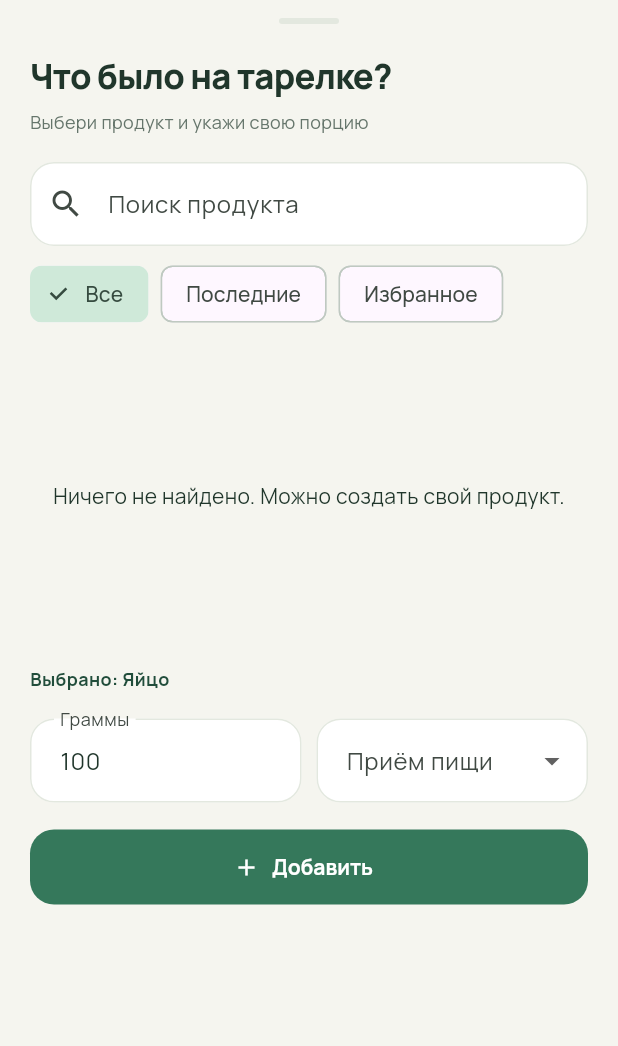
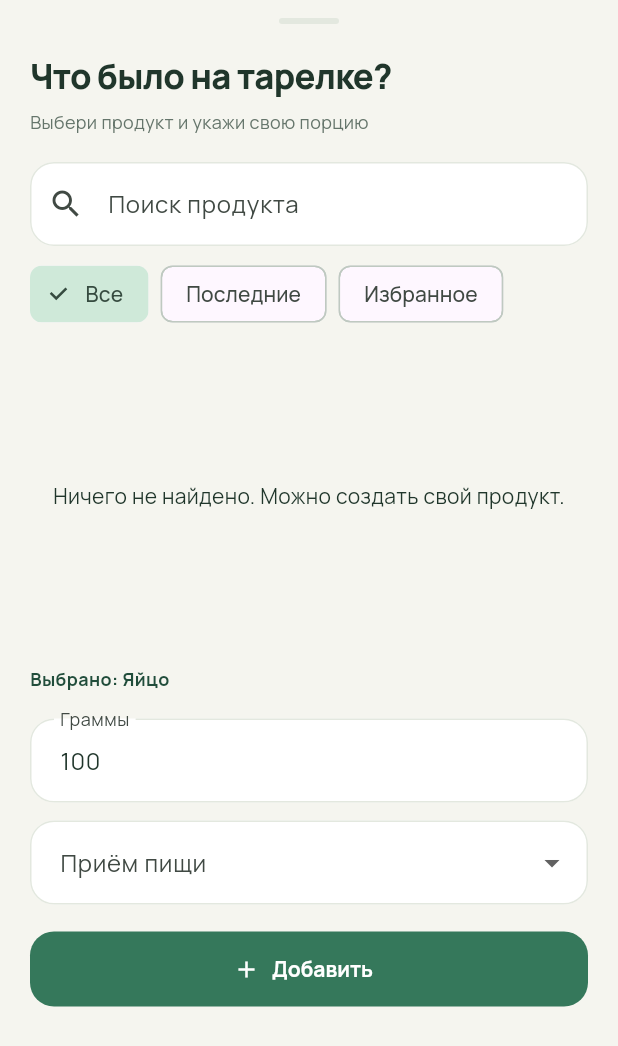
Before and after one commit to konovalovm7k-cloud/fitlife, a Flutter app: the _FoodEntrySheet widget shown alone on an empty page, opened directly with sample values from the repository, on a phone screen of 412 x 824 dp. Shown: the top 1046 px of the screen. Run offline on Flutter 3.47's test engine with Material 3 defaults, Android fonts, the phone set to English and light mode, and no system bars; our stand-ins replace flutter_secure_storage, image_picker, shared_preferences; accounts and stored records are empty.

Commit message:
fix: keep portion fields readable on narrow screens and large text

```diff
--- a/lib/modern_app.dart
+++ b/lib/modern_app.dart
@@ -1746,11 +1746,9 @@ class _FoodEntrySheetState extends State<_FoodEntrySheet> {
               ),
             ),
           const SizedBox(height: 8),
-          Row(
-            crossAxisAlignment: CrossAxisAlignment.start,
-            children: [
-              Expanded(
-                child: TextField(
+          LayoutBuilder(
+            builder: (context, constraints) {
+              final grams = TextField(
                 controller: _grams,
                 keyboardType: const TextInputType.numberWithOptions(
                   decimal: true,
@@ -1759,11 +1757,8 @@ class _FoodEntrySheetState extends State<_FoodEntrySheet> {
                   labelText: 'Граммы',
                   errorText: _error,
                 ),
-                ),
-              ),
-              const SizedBox(width: 10),
-              Expanded(
-                child: DropdownButtonFormField<String>(
+              );
+              final meal = DropdownButtonFormField<String>(
                 initialValue: _meal,
                 isExpanded: true,
                 items: const ['Завтрак', 'Обед', 'Ужин', 'Перекус']
@@ -1776,9 +1771,23 @@ class _FoodEntrySheetState extends State<_FoodEntrySheet> {
                     .toList(),
                 onChanged: (value) => setState(() => _meal = value ?? _meal),
                 decoration: const InputDecoration(labelText: 'Приём пищи'),
-                ),
-              ),
-            ],
+              );
+              if (constraints.maxWidth < 400 ||
+                  MediaQuery.textScalerOf(context).scale(16) > 24) {
+                return Column(
+                  crossAxisAlignment: CrossAxisAlignment.stretch,
+                  children: [grams, const SizedBox(height: 12), meal],
+                );
+              }
+              return Row(
+                crossAxisAlignment: CrossAxisAlignment.start,
+                children: [
+                  Expanded(child: grams),
+                  const SizedBox(width: 10),
+                  Expanded(child: meal),
+                ],
+              );
+            },
           ),
           const SizedBox(height: 18),
           FilledButton.icon(
--- a/pubspec.yaml
+++ b/pubspec.yaml
@@ -1,7 +1,7 @@
 name: fitlife
 description: FitLife weight loss tracker
 publish_to: "none"
-version: 4.6.18+32
+version: 4.6.19+33
 
 environment:
   sdk: ">=3.12.0 <4.0.0"
```
Also changed, not shown: 3 other files. Lines whose indentation alone changed are shown as unchanged.
